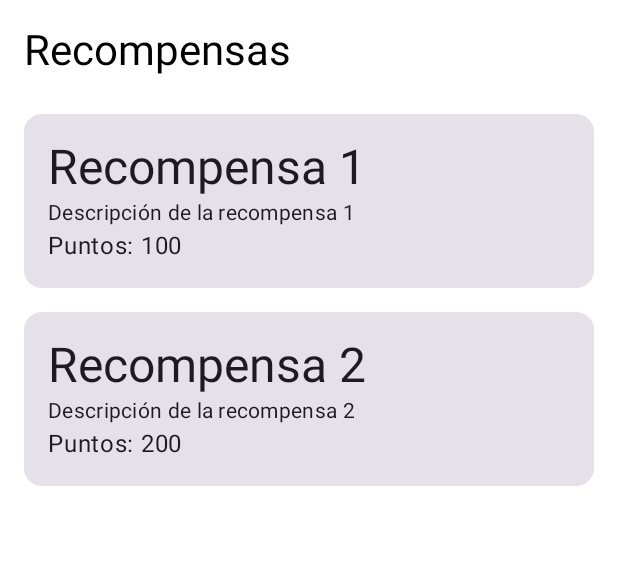
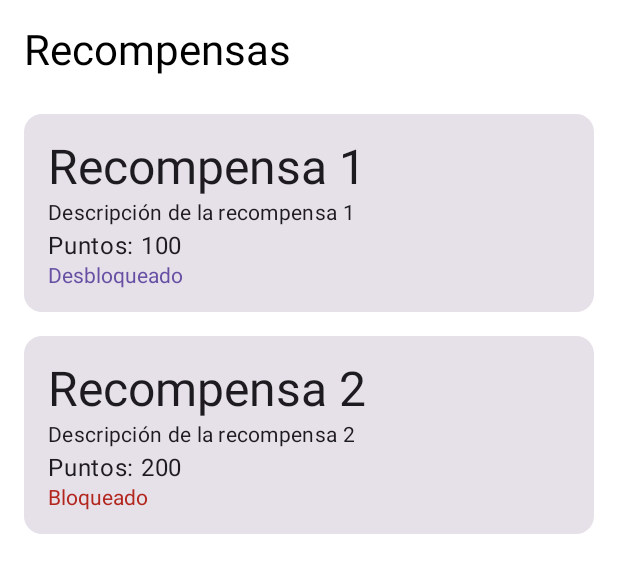
Before and after one commit to PabloPGRCondori/AlphaKid, an Android app built with Jetpack Compose: the @Preview function PreviewRewardScreen, on a phone screen of 412 x 824 dp. Shown: the top 573 px of the screen. Run offline under Robolectric (Android 15) with nearby library versions, the light colour scheme and no system bars.

Commit message:
Add a logic of rewards in the aplication

```diff
--- a/app/src/main/java/com/example/datossinmvvm/Reward.kt
+++ b/app/src/main/java/com/example/datossinmvvm/Reward.kt
@@ -4,5 +4,6 @@ data class Reward(
     val id: String,
     val title: String,
     val description: String,
-    val points: Int
+    val points: Int,
+    var isUnlocked: Boolean = false
 )
--- a/app/src/main/java/com/example/datossinmvvm/RewardScreen.kt
+++ b/app/src/main/java/com/example/datossinmvvm/RewardScreen.kt
@@ -29,6 +29,11 @@ fun RewardScreen(navController: NavController, rewards: List<Reward>) {
                     Text(reward.title, style = MaterialTheme.typography.headlineLarge)
                     Text(reward.description, style = MaterialTheme.typography.bodyMedium)
                     Text("Puntos: ${reward.points}", style = MaterialTheme.typography.bodyLarge)
+                    if (reward.isUnlocked) {
+                        Text("Desbloqueado", color = MaterialTheme.colorScheme.primary)
+                    } else {
+                        Text("Bloqueado", color = MaterialTheme.colorScheme.error)
+                    }
                 }
             }
         }
@@ -40,8 +45,8 @@ fun RewardScreen(navController: NavController, rewards: List<Reward>) {
 fun PreviewRewardScreen() {
     val navController = rememberNavController()
     val sampleRewards = listOf(
-        Reward(id = "1", title = "Recompensa 1", description = "Descripción de la recompensa 1", points = 100),
-        Reward(id = "2", title = "Recompensa 2", description = "Descripción de la recompensa 2", points = 200)
+        Reward(id = "1", title = "Recompensa 1", description = "Descripción de la recompensa 1", points = 100, isUnlocked = true),
+        Reward(id = "2", title = "Recompensa 2", description = "Descripción de la recompensa 2", points = 200, isUnlocked = false)
     )
     RewardScreen(navController, sampleRewards)
 }
```
Also changed, not shown: app/src/main/java/com/example/datossinmvvm/AppNavigation.kt (+14 -0 lines), app/src/main/java/com/example/datossinmvvm/RewardActions.kt (added, +10 -0 lines), app/src/main/java/com/example/datossinmvvm/RewardRepository.kt (+6 -14 lines).
